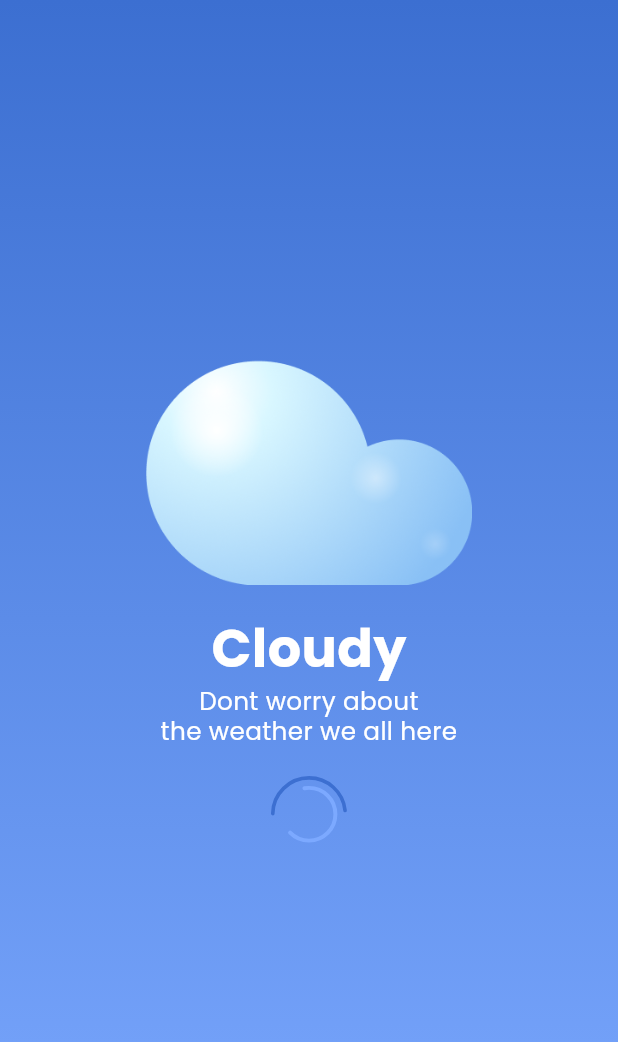
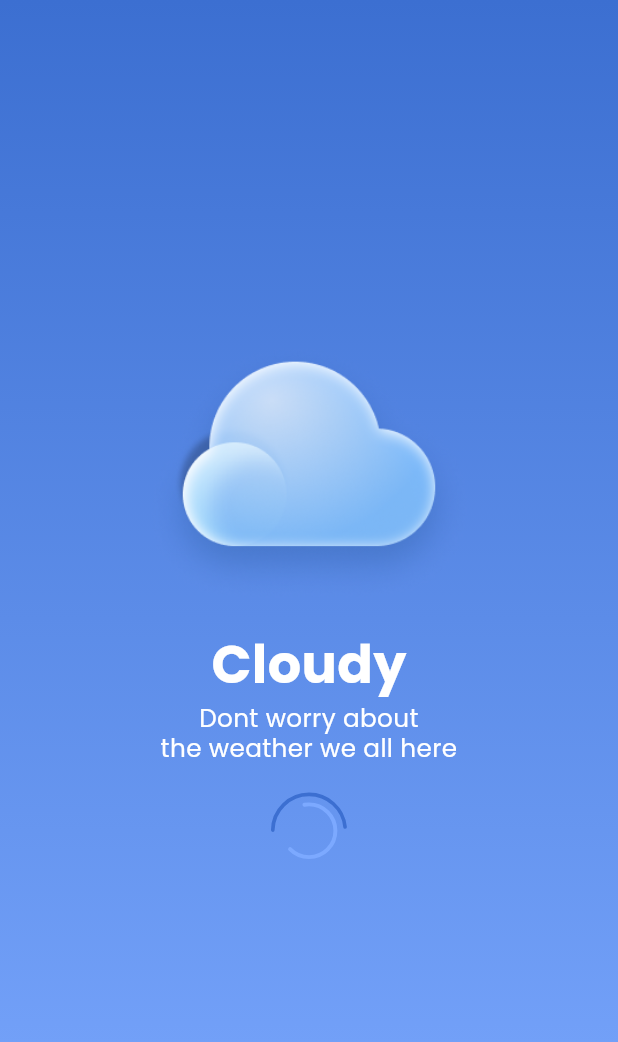
Before and after one commit to achyusuf10/flutter_cloudy_apps, a Flutter app: the SplashPage screen opened by its route, on a phone screen of 412 x 824 dp. Shown: the top 1042 px of the screen. Run offline on Flutter 3.47's test engine with Material 3 defaults, Android fonts, the phone set to English and light mode, and no system bars; drawn by our look-alikes of lottie; our stand-ins replace auto_route, bloc, connectivity_plus, dio, flutter_bloc, flutter_map and 11 more; accounts and stored records are empty.

Commit message:
fix : update icon

```diff
--- a/lib/constants/core/image_assets_const.dart
+++ b/lib/constants/core/image_assets_const.dart
@@ -8,7 +8,7 @@ class ImageAssetsConst {
   static const icCloudy = "assets/images/ic_cloudy.png";
   static const icHeavyRain = "assets/images/ic_heavy_rain.png";
   static const icHeavyRainWithThunder =
-      "assets/images/ic_heavy_rain_with_thunder_.png";
+      "assets/images/ic_heavy_rain_with_thunder.png";
   static const icLightRain = "assets/images/ic_light_rain.png";
   static const icLightRainWithThunder =
       "assets/images/ic_light_rain_with_thunder.png";
```
Also changed, not shown: assets/images/ic_cloudy.png, assets/images/ic_heavy_rain.png, assets/images/ic_heavy_rain_with_thunder.png (added), assets/images/ic_heavy_rain_with_thunder_.png (deleted), assets/images/ic_light_rain.png, assets/images/ic_light_rain_with_thunder.png, assets/images/ic_mist.png, assets/images/ic_overcast.png, assets/images/ic_partically_cloudy.png, assets/images/ic_sunny.png, pubspec.lock, 6 other files.
